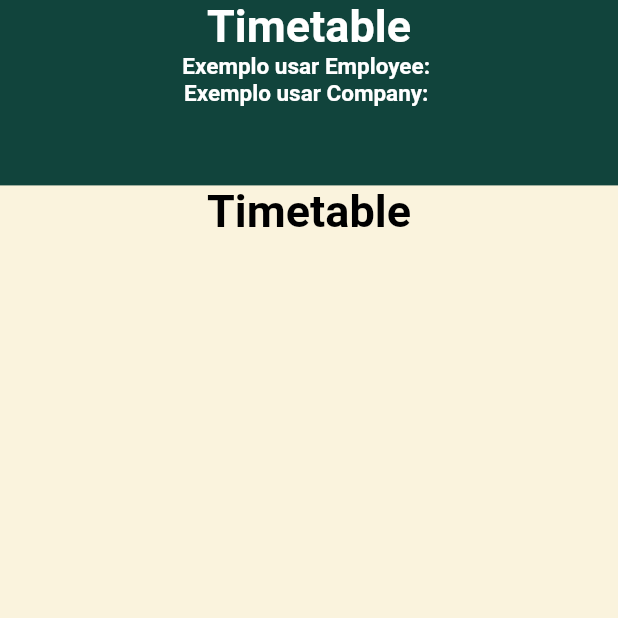
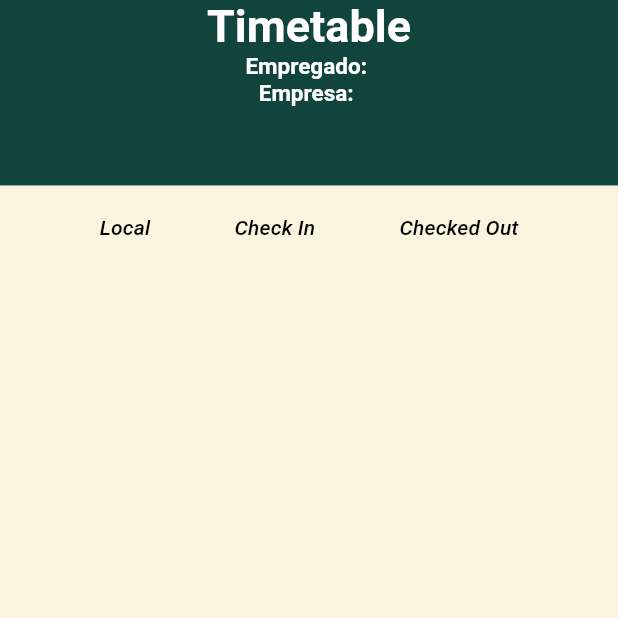
Before and after one commit to jraimundo21/pokepoint-flutter, a Flutter app: the TimeTable screen opened directly, on a phone screen of 412 x 824 dp, the top half of it. Run offline on Flutter 3.47's test engine with Material 2 defaults, Android fonts, the phone set to English and light mode, and no system bars; our stand-ins replace connectivity, flutter_login, fluttertoast, geolocator, google_maps_flutter, qr_flutter and 1 more; missing offline and left inert: flutter_barcode_scanner, nfc_in_flutter; accounts and stored records are empty.

Commit message:
timecard layout

```diff
--- a/poke_point/lib/main.dart
+++ b/poke_point/lib/main.dart
@@ -10,12 +10,15 @@ class MyApp extends StatelessWidget {
   // This widget is the root of your application.
   @override
   Widget build(BuildContext context) {
+
     return MaterialApp(
       title: 'poke-point',
       theme: MyTheme.myCustom,
       home: new Scaffold(
         body: LoginScreen(),
       ),
+      debugShowCheckedModeBanner: false,
     );
+
   }
 }
--- a/poke_point/lib/utils/theme.dart
+++ b/poke_point/lib/utils/theme.dart
@@ -20,6 +20,7 @@ class MyTheme {
     final ThemeData base = ThemeData.light();
 
     return base.copyWith(
+      appBarTheme: AppBarTheme(brightness: Brightness.dark),
       accentColor: SecondaryColor,
       accentColorBrightness: Brightness.dark,
       primaryColor: PrimaryColor,
--- a/poke_point/lib/views/time_table.dart
+++ b/poke_point/lib/views/time_table.dart
@@ -1,4 +1,6 @@
+import 'package:flutter/cupertino.dart';
 import 'package:flutter/material.dart';
+import 'package:intl/intl.dart';
 import '../utils/db_helper.dart';
 import '../models/employee.dart';
 import '../models/timecard.dart';
@@ -32,6 +34,23 @@ class _TimeTableState extends State<TimeTable> {
     });
   }
 
+  Workplace getWorkplaceFromId(int id) {
+    for (var workplace in workplaces) {
+      if (workplace.id == id) {
+        return workplace;
+      }
+    }
+    return null;
+  }
+
+  int getTotalTime() {
+    var total = 0;
+    for (var timecard in timecards) {
+      total += timecard.worktime;
+    }
+    return total;
+  }
+
   @override
   void initState() {
     super.initState();
@@ -58,14 +77,14 @@ class _TimeTableState extends State<TimeTable> {
                           fontSize: 30),
                     ),
                     Text(
-                      'Exemplo usar Employee: ${this.employee == null ? '' : this.employee.name}',
+                      'Empregado: ${this.employee == null ? '' : this.employee.name}',
                       style: TextStyle(
                           color: Colors.white,
                           fontWeight: FontWeight.bold,
                           fontSize: 15),
                     ),
                     Text(
-                      'Exemplo usar Company: ${this.company == null ? '' : this.company.name}',
+                      'Empresa: ${this.company == null ? '' : this.company.name}',
                       style: TextStyle(
                           color: Colors.white,
                           fontWeight: FontWeight.bold,
@@ -74,15 +93,55 @@ class _TimeTableState extends State<TimeTable> {
                   ],
                 )),
             Container(
-              height: MediaQuery.of(context).size.height * 0.67, //150 ?,
-              child: Text(
-                'Timetable',
-                style: TextStyle(
-                    color: Colors.black,
-                    fontWeight: FontWeight.bold,
-                    fontSize: 30),
-              ),
-            )
+                height: MediaQuery.of(context).size.height * 0.67, //150 ?,
+                child: new DataTable(
+                  columns: const <DataColumn>[
+                    DataColumn(
+                      label: Text(
+                        'Local',
+                        style: TextStyle(
+                            fontStyle: FontStyle.italic, color: Colors.black),
+                      ),
+                    ),
+                    DataColumn(
+                      label: Text(
+                        'Check In',
+                        style: TextStyle(
+                            fontStyle: FontStyle.italic, color: Colors.black),
+                      ),
+                    ),
+                    DataColumn(
+                      label: Text(
+                        'Checked Out',
+                        style: TextStyle(
+                            fontStyle: FontStyle.italic, color: Colors.black),
+                      ),
+                    ),
+                  ],
+                  rows: <DataRow>[
+                    if (timecards != null)
+                      for (var timecard in timecards)
+                        DataRow(
+                          cells: <DataCell>[
+                            DataCell(Text(
+                                '${timecard.checkIn != null ? getWorkplaceFromId(timecard.checkIn.idWorkplace).name : ''}',
+                                style: TextStyle(
+                                    fontStyle: FontStyle.italic,
+                                    color: Colors.black))),
+                            DataCell(Text(
+                                '${timecard.checkIn != null ? DateFormat('dd-MM-yy/HH:mm').format(DateFormat('yyyy-MM-ddTHH:mm:ss').parse(timecard.checkIn.timestamp, true)) : ''}',
+                                style: TextStyle(
+                                    fontStyle: FontStyle.italic,
+                                    color: Colors.black))),
+                            DataCell(Text(
+                                '${timecard.checkIn != null ? DateFormat('dd-MM-yy/HH:mm').format(DateFormat('yyyy-MM-ddTHH:mm:ss').parse(timecard.checkOut.timestamp, true)) : ''}',
+                                style: TextStyle(
+                                    fontStyle: FontStyle.italic,
+                                    color: Colors.black))),
+                          ],
+                        ),
+                  ],
+                ))
           ],
         ),
       ),
--- a/poke_point/pubspec.yaml
+++ b/poke_point/pubspec.yaml
@@ -24,6 +24,7 @@ dependencies:
   nfc_in_flutter: ^2.0.5
   flutter_barcode_scanner: ^1.0.1
   crypt: ^3.0.1
+  intl: ^0.15.7
 
 dev_dependencies:
   flutter_test:
```
Also changed, not shown: poke_point/pubspec.lock, 3 other files.
